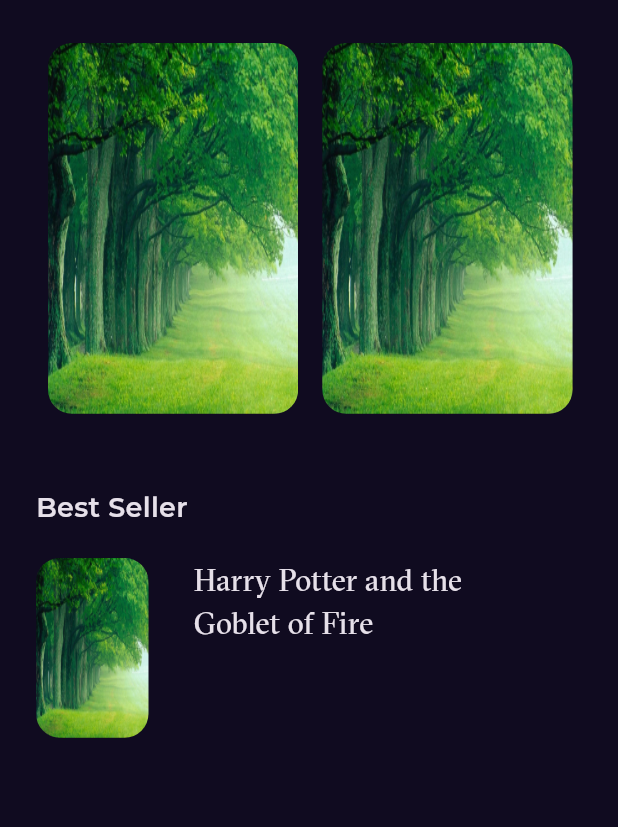
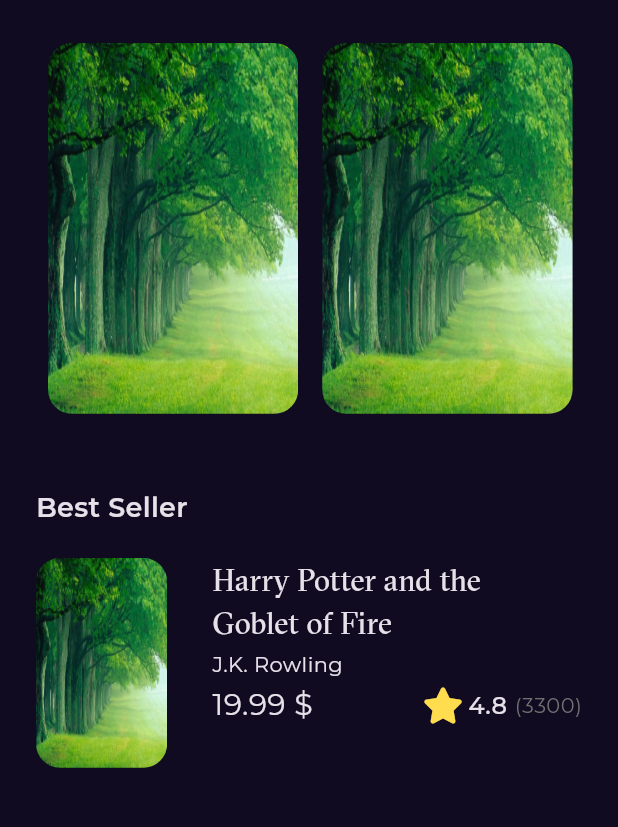
Before and after one commit to mohamedali37/bookly-app, a Flutter app: the screen it shows after launch, on a phone screen of 412 x 824 dp, the part 119-946 px from its top. Run offline on Flutter 3.47's test engine with Material 3 defaults, Android fonts, the phone set to English and light mode, and no system bars; our stand-ins replace font_awesome_flutter, get, google_fonts.

Commit message:
add book rating

```diff
--- a/lib/core/utils/styles.dart
+++ b/lib/core/utils/styles.dart
@@ -10,7 +10,6 @@ abstract class Styles {
   static const textStyle20 = TextStyle(
     fontSize: 20,
     fontWeight: FontWeight.normal,
-    fontFamily: kGTSectra,
   );
 
   static const textStyle30 = TextStyle(
--- a/lib/features/home/presentation/views/widgets/best_seller_item.dart
+++ b/lib/features/home/presentation/views/widgets/best_seller_item.dart
@@ -1,5 +1,8 @@
+import 'package:bookly_app/constatnts.dart';
 import 'package:bookly_app/core/utils/styles.dart';
+import 'package:bookly_app/features/home/presentation/views/widgets/book_rating.dart';
 import 'package:flutter/material.dart';
+import 'package:flutter/widgets.dart';
 
 class BestSellerItem extends StatelessWidget {
   const BestSellerItem({super.key});
@@ -7,7 +10,7 @@ class BestSellerItem extends StatelessWidget {
   @override
   Widget build(BuildContext context) {
     return SizedBox(
-      height: 120,
+      height: 140,
       child: Row(
         children: [
           AspectRatio(
@@ -24,18 +27,41 @@ class BestSellerItem extends StatelessWidget {
           const SizedBox(
             width: 30,
           ),
-          Column(
+          Expanded(
+            child: Column(
+              crossAxisAlignment: CrossAxisAlignment.start,
               children: [
                 SizedBox(
                   width: MediaQuery.of(context).size.width * 0.5,
-                child: const Text(
+                  child: Text(
                     'Harry Potter and the Goblet of Fire',
-                  style: Styles.textStyle20,
+                    style: Styles.textStyle20.copyWith(fontFamily: kGTSectra),
                     maxLines: 2,
                     overflow: TextOverflow.ellipsis,
                   ),
                 ),
+                const SizedBox(
+                  height: 3,
+                ),
+                const Text(
+                  'J.K. Rowling',
+                  style: Styles.textStyle14,
+                ),
+                const SizedBox(
+                  height: 3,
+                ),
+                const Row(
+                  children: [
+                    Text(
+                      r'19.99 $',
+                      style: Styles.textStyle20,
+                    ),
+                    Spacer(),
+                    BookRating(),
                   ],
+                )
+              ],
+            ),
           ),
         ],
       ),
--- /dev/null
+++ b/lib/features/home/presentation/views/widgets/book_rating.dart
@@ -0,0 +1,33 @@
+import 'package:bookly_app/core/utils/styles.dart';
+import 'package:flutter/material.dart';
+import 'package:font_awesome_flutter/font_awesome_flutter.dart';
+
+class BookRating extends StatelessWidget {
+  const BookRating({super.key});
+
+  @override
+  Widget build(BuildContext context) {
+    return Row(
+      children: [
+        const Icon(
+          FontAwesomeIcons.solidStar,
+          color: Color(0xffFFDD4F),
+        ),
+        const SizedBox(
+          width: 6.3,
+        ),
+        const Text(
+          '4.8',
+          style: Styles.textStyle16,
+        ),
+        const SizedBox(
+          width: 5,
+        ),
+        Text(
+          '(3300)',
+          style: Styles.textStyle14.copyWith(color: const Color(0xff707070)),
+        ),
+      ],
+    );
+  }
+}
```
Lines whose indentation alone changed are shown as unchanged.
